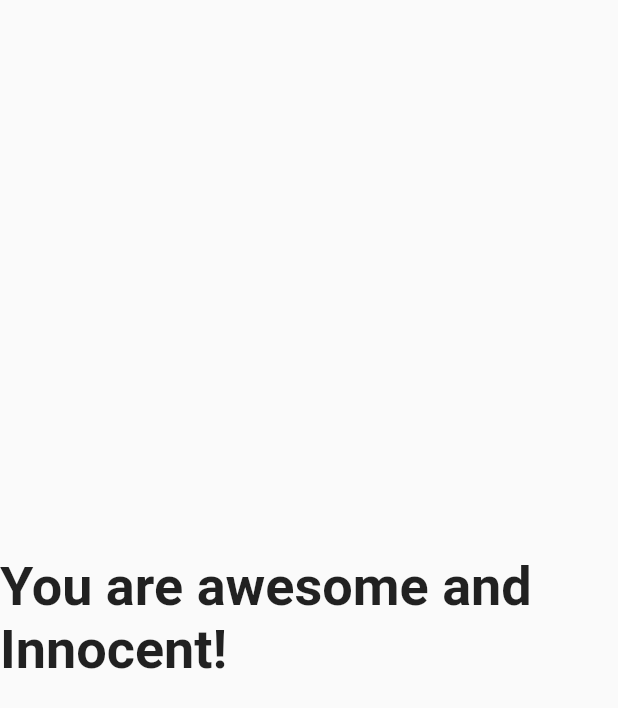
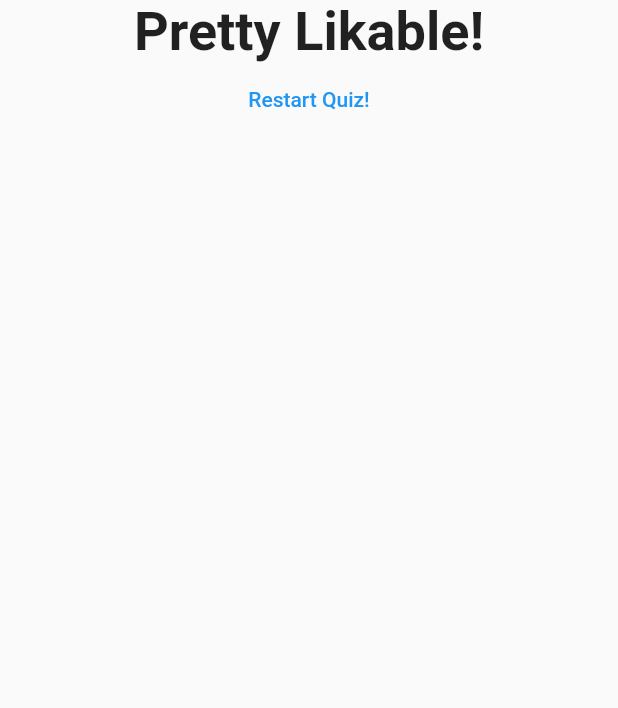
Before and after one commit to Overthinkr/myfluttercourse, a Flutter app: the Result widget shown alone on an empty page, opened directly with empty values, on a phone screen of 412 x 824 dp. Shown: the top 708 px of the screen. Run offline on Flutter 3.47's test engine with Material 2 defaults, Android fonts, the phone set to English and light mode, and no system bars.

```diff
--- a/quiz_app/lib/result.dart
+++ b/quiz_app/lib/result.dart
@@ -2,17 +2,18 @@ import 'package:flutter/material.dart';
 
 class Result extends StatelessWidget {
   final int resultScore;
+  final void Function() resetHandler;
 
-  Result(this.resultScore);
+  Result(this.resultScore, this.resetHandler);
 
   ///Getter (must have return)
   String get resultPhrase {
     String resultText;
-    if (resultScore <= 8) {
-      resultText = "You are awesome and Innocent!";
-    } else if (resultScore <= 12) {
+    if (resultScore >= 26) {
+      resultText = "You are awesome!";
+    } else if (resultScore <= 20) {
       resultText = 'Pretty Likable!';
-    } else if (resultScore <= 16) {
+    } else if (resultScore <= 11) {
       resultText = "Ummm ok!";
     } else {
       resultText = 'You are so BAD!';
@@ -23,12 +24,24 @@ class Result extends StatelessWidget {
   @override
   Widget build(BuildContext context) {
     return Center(
-      child: Text(
-        resultPhrase,
-        style: const TextStyle(
-          fontSize: 36,
-          fontWeight: FontWeight.bold,
-        ),
+      child: Column(
+        children: [
+          Text(
+            resultPhrase,
+            style: const TextStyle(
+              fontSize: 36,
+              fontWeight: FontWeight.bold,
+            ),
+            textAlign: TextAlign.center,
+          ),
+          TextButton(
+            onPressed: resetHandler,
+            child: Text('Restart Quiz!'),
+            style: TextButton.styleFrom(
+              primary: Colors.blue,
+            ),
+          ),
+        ],
       ),
     );
   }
```
Also changed, not shown: quiz_app/lib/answer.dart (+5 -3 lines), quiz_app/lib/main.dart (+8 -1 lines).
